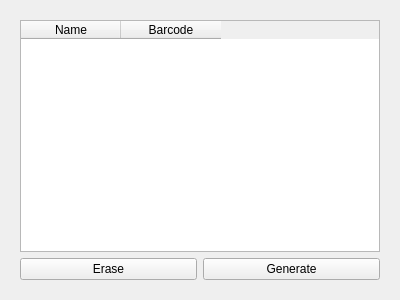
Above: ui_files/barcode_table_widget.ui from olk90/pyBLG before the change. Below: the same form after it.
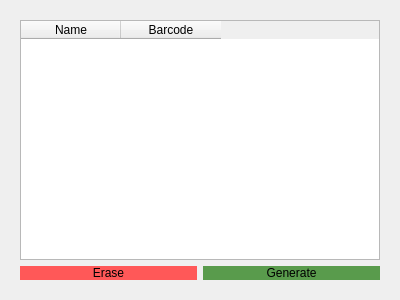
That is the form after the change.

What changed in the file:
```diff
--- a/ui_files/barcode_table_widget.ui
+++ b/ui_files/barcode_table_widget.ui
@@ -53,6 +53,12 @@
        <layout class="QHBoxLayout" name="buttonLayout">
         <item>
          <widget class="QPushButton" name="eraseButton">
+          <property name="styleSheet">
+           <string notr="true">QPushButton {
+	background-color: #ff5858;
+	border-radius: 10px;
+}</string>
+          </property>
           <property name="text">
            <string>Erase</string>
           </property>
@@ -60,6 +66,12 @@
         </item>
         <item>
          <widget class="QPushButton" name="generateButton">
+          <property name="styleSheet">
+           <string notr="true">QPushButton {
+	background-color: #599b4c;
+	border-radius: 10px;
+}</string>
+          </property>
           <property name="text">
            <string>Generate</string>
           </property>
```
